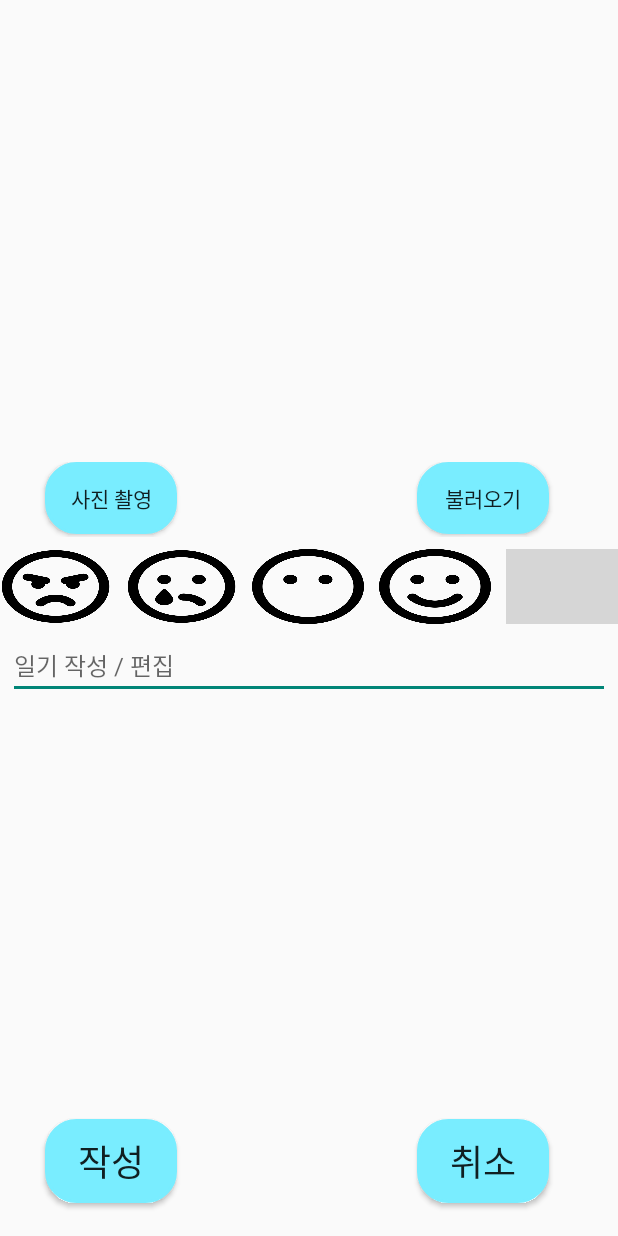
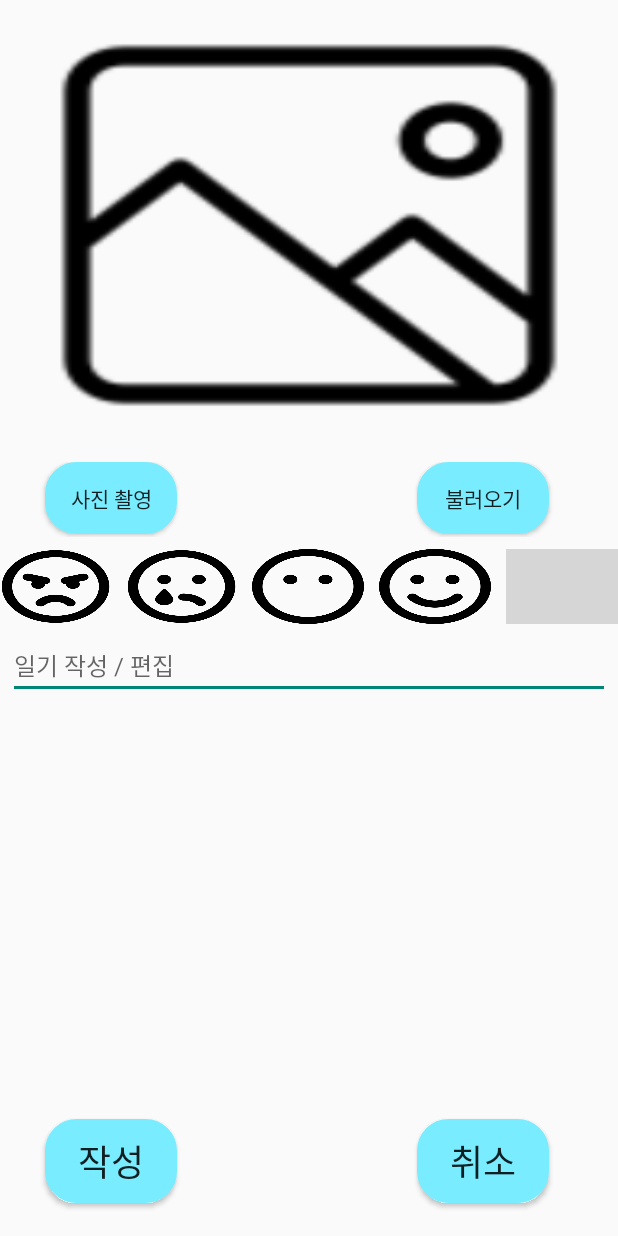
Before and after one commit to D0MHan/frameofmemory, an Android app: the AddDiaryActivity screen opened directly, with no data from a screen before it, on a phone screen of 412 x 824 dp. Run offline under Robolectric (Android 15) with nearby library versions, the phone set to English and light mode, and no system bars; grey boxes are pictures that could not be loaded.

Commit message:
231019-1Hans

```diff
--- a/app/src/main/res/layout/activity_add_diary.xml
+++ b/app/src/main/res/layout/activity_add_diary.xml
@@ -20,7 +20,7 @@
             android:layout_width="match_parent"
             android:layout_height="match_parent"
             android:layout_gravity="center"
-
+            android:background="@drawable/gallery"
             android:tag="gal" />
     </LinearLayout>
 
```
